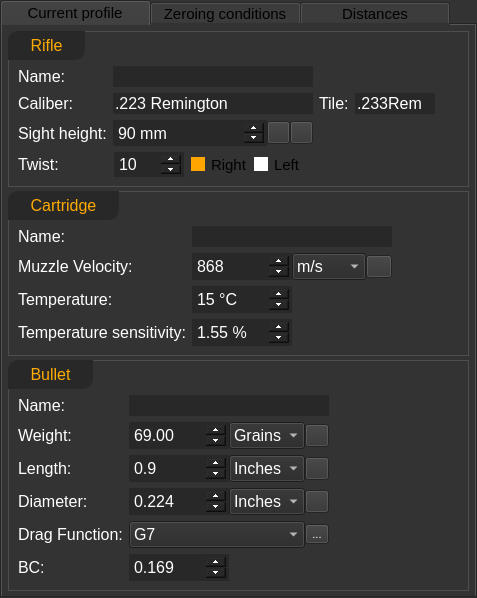
First picture: the form in ui_templates/profile_current.ui, repository o-murphy/archer_ballistics_constructor, before the edit.
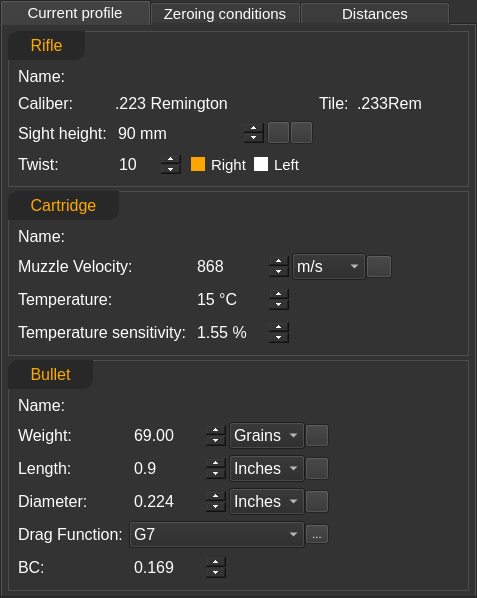
Second picture: the form after the edit. Icons and pictures are not drawn.

Commit message: srcroll bar edited, bc_table updated

```diff
--- a/ui_templates/profile_current.ui
+++ b/ui_templates/profile_current.ui
@@ -52,6 +52,25 @@
 	background-color: rgb(40, 40, 40);
 }
 
+QWidget {
+	background-color: rgb(51, 51, 51);
+	color: white;
+}
+
+QTableWidget {
+	
+	background-color: rgb(40, 40, 40);
+}
+
+QHeaderView::section {
+	background-color: rgb(51, 51, 51);
+}
+
+QTableWidget::item:selected {
+	background-color: rgb(51, 51, 51);
+}
+
+
 </string>
   </property>
   <layout class="QGridLayout" name="gridLayout">
```
The commit also changes 11 other files.
